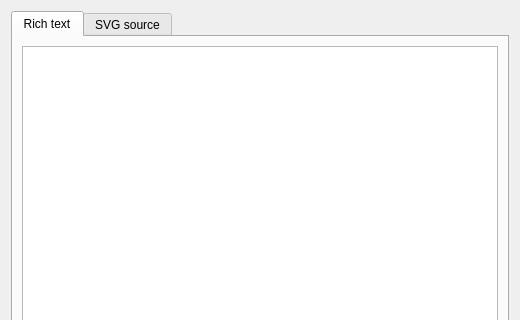
Above: plugins/tools/svgtexttool/WdgSvgTextEditor.ui from KDE/krita before the change; both pictures show x 0 to 520 and y 0 to 320 of the 520 by 530 pixel window. Below: the same form after it.
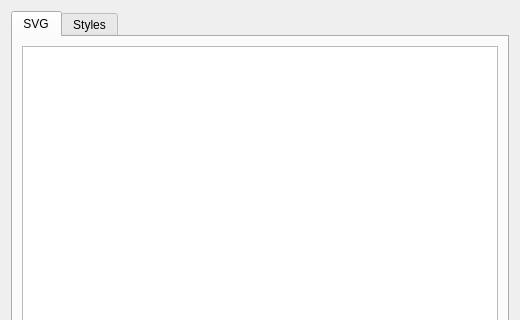
That is the form after the change. Custom widgets are drawn as their Qt base class.

Commit message:
Remove the rich text editor tab from the svg text editor.
Source editor is sticking around for now.

```diff
--- a/plugins/tools/svgtexttool/WdgSvgTextEditor.ui
+++ b/plugins/tools/svgtexttool/WdgSvgTextEditor.ui
@@ -16,29 +16,6 @@
   </property>
   <layout class="QVBoxLayout" name="verticalLayout">
    <item>
-    <widget class="QTabWidget" name="textTab">
-     <property name="currentIndex">
-      <number>0</number>
-     </property>
-     <property name="tabBarAutoHide">
-      <bool>true</bool>
-     </property>
-     <widget class="QWidget" name="richTab">
-      <attribute name="title">
-       <string>Rich text</string>
-      </attribute>
-      <layout class="QVBoxLayout" name="verticalLayout_5">
-       <item>
-        <widget class="SvgRichTextCtrl" name="richTextEdit"/>
-       </item>
-      </layout>
-     </widget>
-     <widget class="QWidget" name="svgTab">
-      <attribute name="title">
-       <string>SVG source</string>
-      </attribute>
-      <layout class="QHBoxLayout" name="horizontalLayout_6">
-       <item>
         <widget class="QTabWidget" name="tabWidget">
          <property name="currentIndex">
           <number>0</number>
@@ -69,10 +46,6 @@
          </widget>
         </widget>
        </item>
-      </layout>
-     </widget>
-    </widget>
-   </item>
    <item>
     <widget class="QDialogButtonBox" name="buttons">
      <property name="standardButtons">
@@ -82,13 +55,6 @@
    </item>
   </layout>
  </widget>
- <customwidgets>
-  <customwidget>
-   <class>SvgRichTextCtrl</class>
-   <extends>QTextEdit</extends>
-   <header>SvgRichTextCtrl.h</header>
-  </customwidget>
- </customwidgets>
  <resources/>
  <connections/>
 </ui>
```
Left out of the diff: 6 changed lines with no effect on the pictures. Lines whose indentation alone changed are shown as unchanged. The commit also changes 11 other files.
